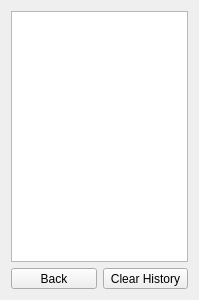
Old version of the form dlglist.ui in the repository ic005k/Knot-Legacy.
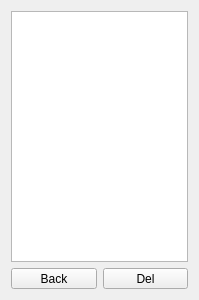
New version of the form.

Patch:
```diff
--- a/dlglist.ui
+++ b/dlglist.ui
@@ -41,7 +41,7 @@
         </sizepolicy>
        </property>
        <property name="text">
-        <string>Clear History</string>
+        <string>Del</string>
        </property>
       </widget>
      </item>
```
